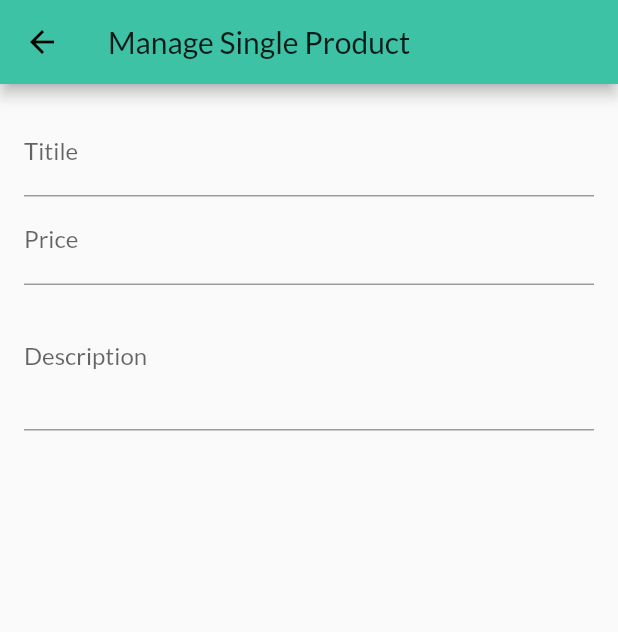
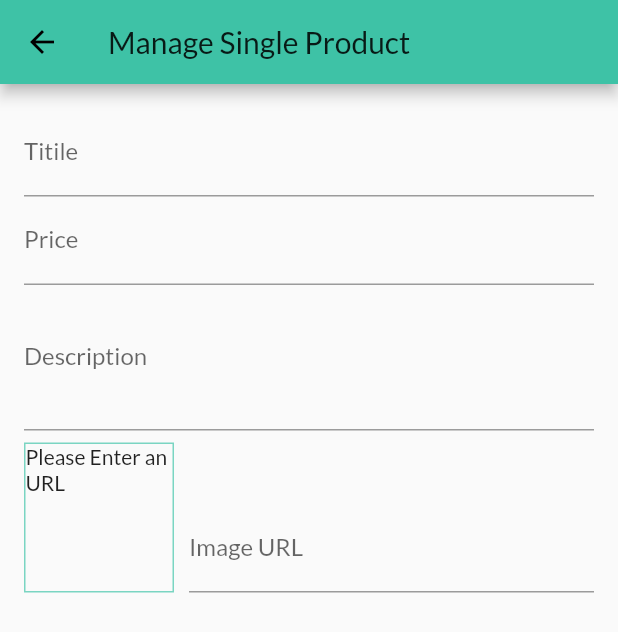
Before and after one commit to thilinanimesh/milicart_beta, a Flutter app: the ManageSingleProductScreen screen opened by its route, on a phone screen of 412 x 824 dp. Shown: the top 632 px of the screen. Run offline on Flutter 3.47's test engine with Material 2 defaults, Android fonts, the phone set to English and light mode, and no system bars; network calls fail.

```diff
--- a/lib/screens/manage_single_product_screen.dart
+++ b/lib/screens/manage_single_product_screen.dart
@@ -1,4 +1,5 @@
 import 'package:flutter/material.dart';
+import 'package:flutter/services.dart';
 
 class ManageSingleProductScreen extends StatefulWidget {
   static const routeName = '/manage-single-product';
@@ -10,12 +11,35 @@ class ManageSingleProductScreen extends StatefulWidget {
 class _ManageSingleProductScreenState extends State<ManageSingleProductScreen> {
   final _priceFocusNode = FocusNode();
   final _descriptionFocusNode = FocusNode();
+  final _imageUrlFocusNode = FocusNode();
+  final _imageUrlController = TextEditingController();
 
   @override
-  void dispose(){
+  void dispose() {
+
+    _imageUrlFocusNode.removeListener(_updateImageUrl);
+
     _priceFocusNode.dispose();
     _descriptionFocusNode.dispose();
+    _imageUrlFocusNode.dispose();
+    _imageUrlController.dispose();
+
     super.dispose();
+  }
+
+  @override
+  void initState() {
+    _imageUrlFocusNode.addListener(_updateImageUrl);
+    // TODO: implement initState
+    super.initState();
+  }
+
+  void _updateImageUrl(){
+    if(!_imageUrlFocusNode.hasFocus){
+      setState(() {
+
+      });
+    }
   }
 
   @override
@@ -41,7 +65,7 @@ class _ManageSingleProductScreenState extends State<ManageSingleProductScreen> {
                 textInputAction: TextInputAction.next,
                 keyboardType: TextInputType.number,
                 focusNode: _priceFocusNode,
-                onFieldSubmitted: (_){
+                onFieldSubmitted: (_) {
                   FocusScope.of(context).requestFocus(_descriptionFocusNode);
                 },
               ),
@@ -51,6 +75,41 @@ class _ManageSingleProductScreenState extends State<ManageSingleProductScreen> {
                 keyboardType: TextInputType.multiline,
                 focusNode: _descriptionFocusNode,
               ),
+              Row(
+                crossAxisAlignment: CrossAxisAlignment.end,
+                children: <Widget>[
+                  Container(
+                    width: 100,
+                    height: 100,
+                    margin: EdgeInsets.only(
+                      top: 8,
+                      right: 10,
+                    ),
+                    decoration: BoxDecoration(
+                        border: Border.all(
+                      width: 1,
+                      color: Theme.of(context).accentColor,
+                    )),
+                    child: _imageUrlController.text.isEmpty
+                        ? Text('Please Enter an URL')
+                        : FittedBox(
+                            child: Image.network(
+                              _imageUrlController.text,
+                              fit: BoxFit.cover,
+                            ),
+                          ),
+                  ),
+                  Expanded(
+                    child: TextFormField(
+                      decoration: InputDecoration(labelText: 'Image URL'),
+                      keyboardType: TextInputType.url,
+                      textInputAction: TextInputAction.done,
+                      controller: _imageUrlController,
+                      focusNode: _imageUrlFocusNode,
+                    ),
+                  )
+                ],
+              ),
             ],
           ),
         ),
```
